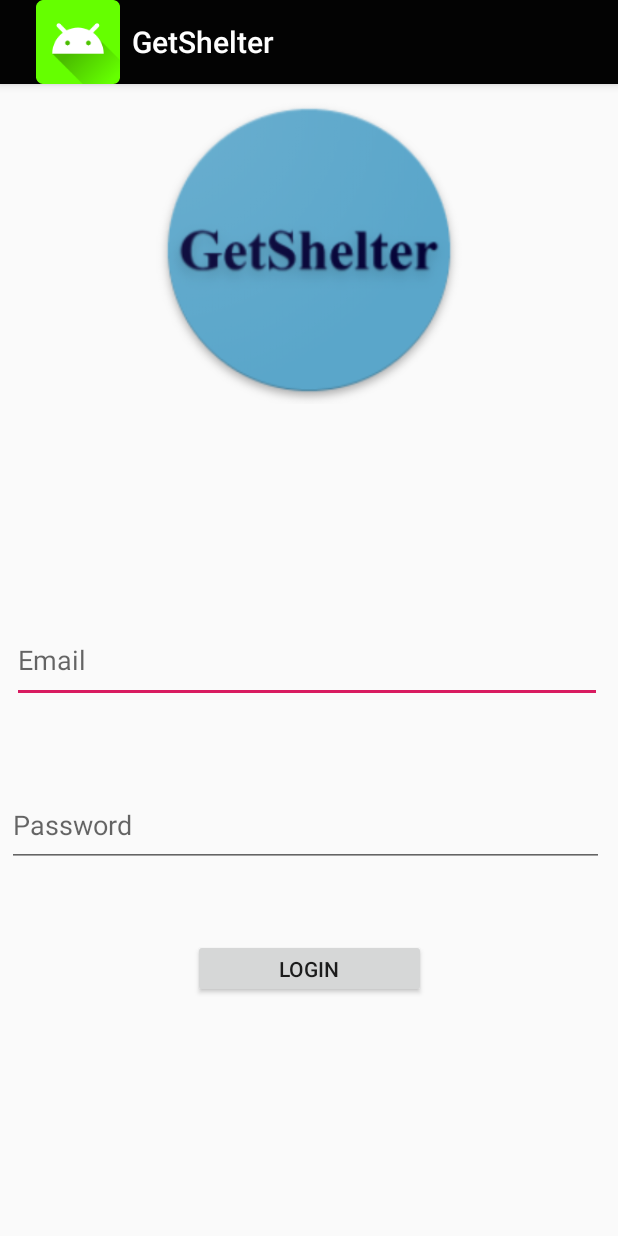
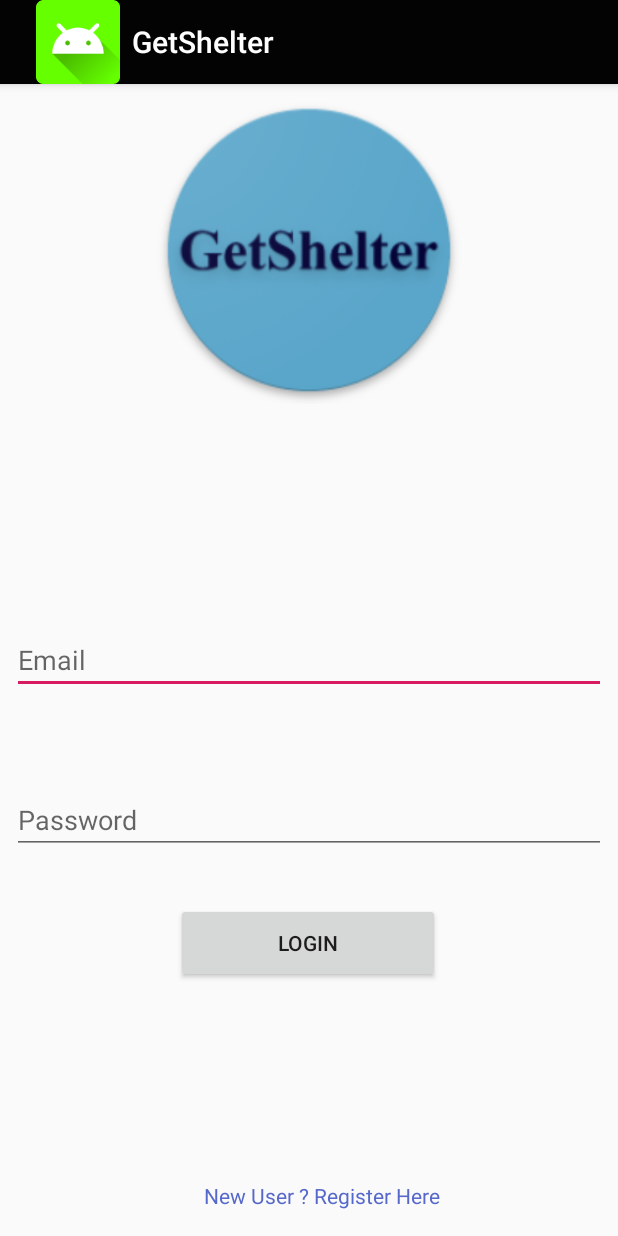
Before and after one commit to vinodbadgujar/GetShelter, an Android app: the Customer_Login screen opened directly, with no data from a screen before it, on a phone screen of 412 x 824 dp. Run offline under Robolectric (Android 15) with nearby library versions, the phone set to English and light mode, and no system bars; Roboto replaces fonts that are not available here.

Commit message:
customer Login

```diff
--- a/app/src/main/AndroidManifest.xml
+++ b/app/src/main/AndroidManifest.xml
@@ -9,7 +9,9 @@
         android:roundIcon="@mipmap/ic_launcher_round"
         android:supportsRtl="true"
         android:theme="@style/AppTheme">
-        <activity android:name=".Customer_Login"></activity>
+        <activity android:name=".Owner_SignUp"></activity>
+        <activity android:name=".Customer_SignUp" />
+        <activity android:name=".Customer_Login" />
         <activity android:name=".Customer_login" />
         <activity android:name=".Owner_Login" />
         <activity android:name=".HomeActivity" />
--- a/app/src/main/java/com/example/hello/getshelter/Customer_Login.java
+++ b/app/src/main/java/com/example/hello/getshelter/Customer_Login.java
@@ -1,10 +1,15 @@
 package com.example.hello.getshelter;
 
+import android.content.Intent;
 import android.support.v7.app.ActionBar;
 import android.support.v7.app.AppCompatActivity;
 import android.os.Bundle;
+import android.view.View;
+import android.widget.TextView;
+import android.widget.Toast;
 
 public class Customer_Login extends AppCompatActivity {
+    TextView textView;
 
     @Override
     protected void onCreate(Bundle savedInstanceState) {
@@ -13,5 +18,17 @@ public class Customer_Login extends AppCompatActivity {
         ActionBar actionBar= getSupportActionBar();
         actionBar.setDisplayShowHomeEnabled(true);
         actionBar.setIcon(R.mipmap.ic_launcher);
+
+        textView=(TextView)findViewById(R.id.txt_view);
+        textView.setOnClickListener(new View.OnClickListener() {
+            @Override
+            public void onClick(View view) {
+                Intent intent=new Intent(Customer_Login.this,Customer_SignUp.class);
+                startActivity(intent);
+
+
+                Toast.makeText(Customer_Login.this, "Register Here", Toast.LENGTH_LONG).show();
+            }
+        });
     }
 }
--- a/app/src/main/res/layout/activity_customer__login.xml
+++ b/app/src/main/res/layout/activity_customer__login.xml
@@ -8,8 +8,8 @@
 
     <EditText
         android:id="@+id/editText"
-        android:layout_width="393dp"
-        android:layout_height="57dp"
+        android:layout_width="0dp"
+        android:layout_height="wrap_content"
         android:layout_marginStart="8dp"
         android:layout_marginLeft="8dp"
         android:layout_marginTop="8dp"
@@ -21,23 +21,29 @@
         android:inputType="textEmailAddress"
         app:layout_constraintBottom_toBottomOf="parent"
         app:layout_constraintEnd_toEndOf="parent"
-        app:layout_constraintHorizontal_bias="0.0"
         app:layout_constraintStart_toStartOf="parent"
         app:layout_constraintTop_toTopOf="parent" />
 
     <EditText
         android:id="@+id/editText2"
-        android:layout_width="398dp"
-        android:layout_height="55dp"
+        android:layout_width="0dp"
+        android:layout_height="wrap_content"
+        android:layout_marginStart="8dp"
+        android:layout_marginLeft="8dp"
+        android:layout_marginTop="8dp"
+        android:layout_marginEnd="8dp"
+        android:layout_marginRight="8dp"
+        android:layout_marginBottom="8dp"
         android:ems="10"
         android:hint="Password"
         android:inputType="textPassword"
         app:layout_constraintBottom_toBottomOf="parent"
         app:layout_constraintEnd_toEndOf="parent"
-        app:layout_constraintHorizontal_bias="0.355"
+        app:layout_constraintHorizontal_bias="0.0"
         app:layout_constraintStart_toStartOf="parent"
-        app:layout_constraintTop_toTopOf="@+id/imageView2"
+        app:layout_constraintTop_toTopOf="parent"
         app:layout_constraintVertical_bias="0.651" />
+
 
     <ImageView
         android:id="@+id/imageView2"
@@ -59,13 +65,27 @@
 
     <Button
         android:id="@+id/button3"
-        android:layout_width="155dp"
-        android:layout_height="39dp"
+        android:layout_width="176dp"
+        android:layout_height="53dp"
         android:text="Login"
         app:layout_constraintBottom_toBottomOf="parent"
         app:layout_constraintEnd_toEndOf="parent"
+        app:layout_constraintHorizontal_bias="0.497"
         app:layout_constraintStart_toStartOf="parent"
         app:layout_constraintTop_toTopOf="@+id/imageView2"
-        app:layout_constraintVertical_bias="0.78" />
+        app:layout_constraintVertical_bias="0.761" />
+
+    <TextView
+        android:id="@+id/txt_view"
+        android:layout_width="276dp"
+        android:layout_height="30dp"
+        android:text="New User ? Register Here"
+        android:textColor="#5668CA"
+        app:layout_constraintBottom_toBottomOf="parent"
+        app:layout_constraintEnd_toEndOf="parent"
+        app:layout_constraintHorizontal_bias="1.0"
+        app:layout_constraintStart_toStartOf="parent"
+        app:layout_constraintTop_toBottomOf="@+id/button3"
+        app:layout_constraintVertical_bias="0.95" />
 
 </android.support.constraint.ConstraintLayout>
```
Also changed, not shown: app/src/main/java/com/example/hello/getshelter/Customer_SignUp.java (added, +13 -0 lines), app/src/main/java/com/example/hello/getshelter/Owner_Login.java (+17 -0 lines), app/src/main/java/com/example/hello/getshelter/Owner_SignUp.java (added, +13 -0 lines), app/src/main/res/layout/activity_customer__sign_up.xml (added, +9 -0 lines), app/src/main/res/layout/activity_owner__login.xml (+17 -5 lines), app/src/main/res/layout/activity_owner__sign_up.xml (added, +9 -0 lines).
